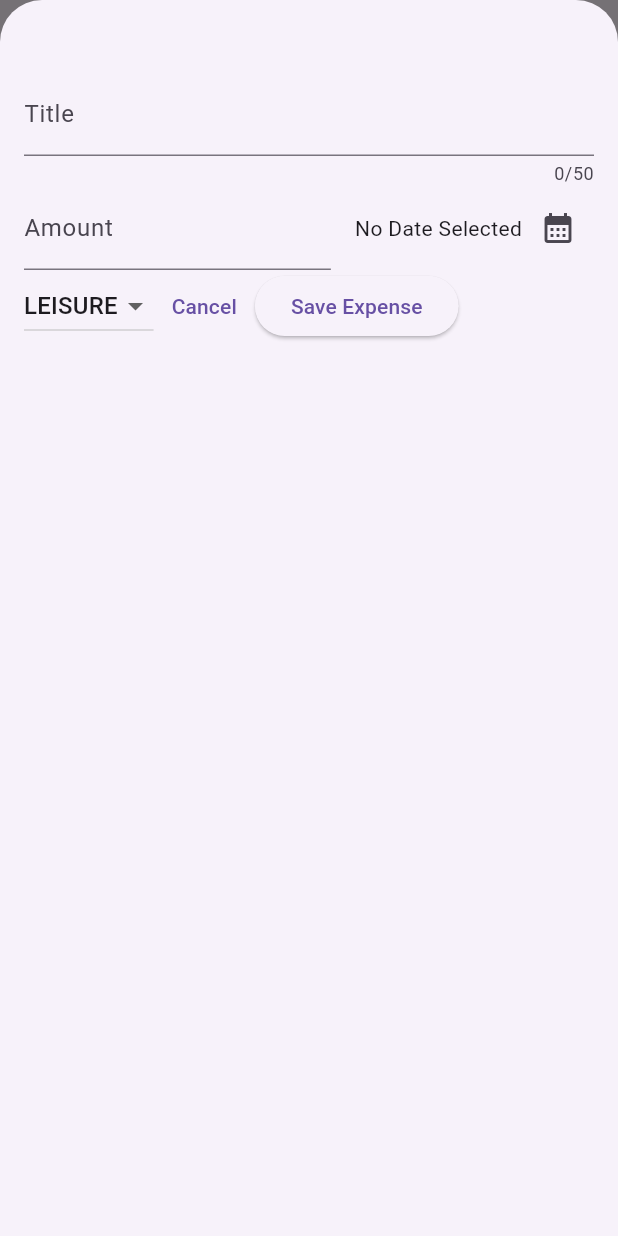
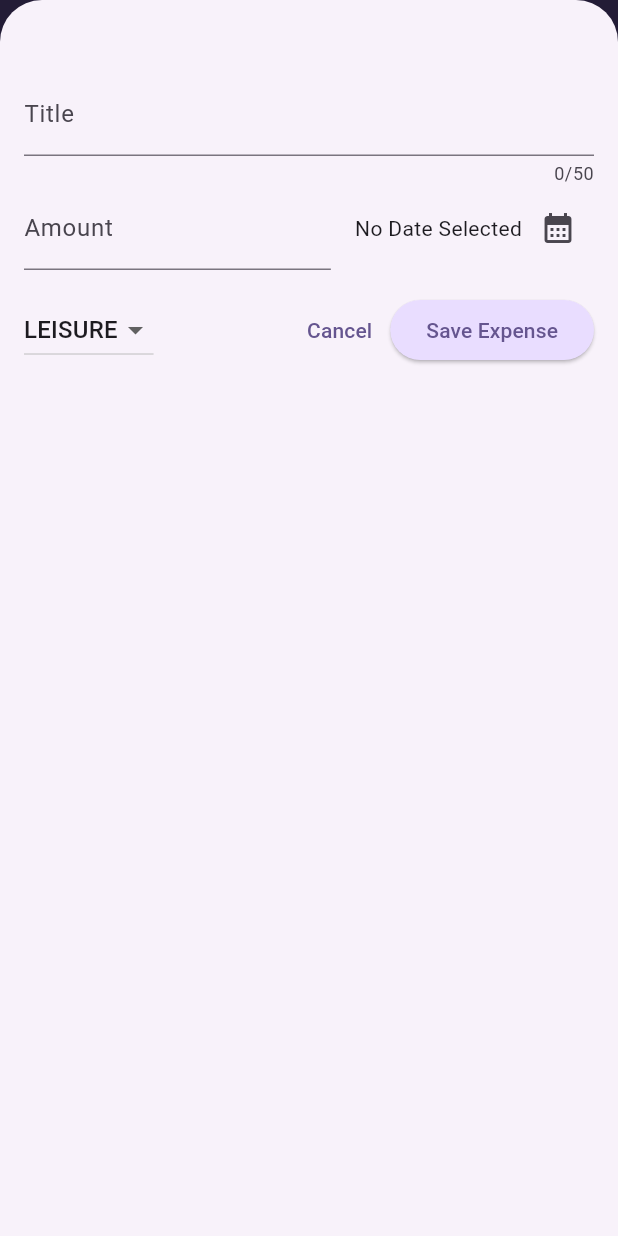
Before and after one commit to JoyChowdhury12/Expense-Manager-App, a Flutter app: the screen it shows after launch, after a tap on the "add" icon, on a phone screen of 412 x 824 dp. Run offline on Flutter 3.47's test engine with Material 3 defaults, Android fonts, the phone set to English and light mode, and no system bars.

Commit message:
Appiled Some themes in the main file

```diff
--- a/lib/main.dart
+++ b/lib/main.dart
@@ -2,11 +2,30 @@ import 'package:expense_manager/screens/expense_screen.dart';
 import 'package:flutter/cupertino.dart';
 import 'package:flutter/material.dart';
 
+var kColourScheme =
+    ColorScheme.fromSeed(seedColor: Color.fromARGB(255, 96, 59, 181));
+
 void main() {
   runApp(MaterialApp(
-    theme: ThemeData(
-      useMaterial3: true,
-    ),
+    theme: ThemeData().copyWith(
+        useMaterial3: true,
+        colorScheme: kColourScheme,
+        appBarTheme: AppBarTheme().copyWith(
+            backgroundColor: kColourScheme.onPrimaryContainer,
+            foregroundColor: kColourScheme.onPrimary),
+        cardTheme: CardTheme().copyWith(
+            color: kColourScheme.secondaryContainer,
+            margin: EdgeInsets.symmetric(vertical: 8, horizontal: 16)),
+        elevatedButtonTheme: ElevatedButtonThemeData(
+          style: ElevatedButton.styleFrom(
+            backgroundColor: kColourScheme.primaryContainer,
+          ),
+        ),
+        textTheme: ThemeData().textTheme.copyWith(
+            titleLarge: TextStyle(
+                fontWeight: FontWeight.bold,
+                color: kColourScheme.onSecondaryContainer,
+                fontSize: 16))),
     home: ExpenseScreen(),
   ));
 }
--- a/lib/screens/expense_screen.dart
+++ b/lib/screens/expense_screen.dart
@@ -1,5 +1,4 @@
 import 'package:flutter/material.dart';
-
 import '../enums/category_enums.dart';
 import '../models/expense.dart';
 import '../widgets/expense_list.dart';
@@ -50,6 +49,7 @@ class _ExpenseScreenState extends State<ExpenseScreen> {
     setState(() {
       _registeredExpenses.remove(expense);
     });
+    ScaffoldMessenger.of(context).clearSnackBars();
     ScaffoldMessenger.of(context).showSnackBar(
       SnackBar(
         duration: Duration(seconds: 3),
--- a/lib/screens/new_expense.dart
+++ b/lib/screens/new_expense.dart
@@ -85,7 +85,10 @@ class _NewExpenseState extends State<NewExpense> {
             maxLength: 50,
             decoration: InputDecoration(label: Text("Title")),
           ),
+          const SizedBox(width: 16),
           Row(
+            mainAxisAlignment: MainAxisAlignment.end,
+            crossAxisAlignment: CrossAxisAlignment.center,
             children: [
               Expanded(
                 child: TextField(
@@ -95,9 +98,7 @@ class _NewExpenseState extends State<NewExpense> {
                       InputDecoration(prefixText: "\$", label: Text("Amount")),
                 ),
               ),
-              SizedBox(
-                width: 16,
-              ),
+              SizedBox(width: 16),
               Text(_selectedDate == null
                   ? "No Date Selected"
                   : formatter.format(_selectedDate!)),
@@ -105,6 +106,9 @@ class _NewExpenseState extends State<NewExpense> {
                   onPressed: _presentDatePicker,
                   icon: Icon(Icons.calendar_month))
             ],
+          ),
+          const SizedBox(
+            height: 16,
           ),
           Row(
             children: [
@@ -124,6 +128,7 @@ class _NewExpenseState extends State<NewExpense> {
                   });
                 },
               ),
+              const Spacer(),
               TextButton(
                   onPressed: () {
                     Navigator.pop(context);
--- a/lib/widgets/expense_list_item.dart
+++ b/lib/widgets/expense_list_item.dart
@@ -11,8 +11,9 @@ class ExpenseListItem extends StatelessWidget {
       child: Padding(
         padding: EdgeInsets.symmetric(horizontal: 20, vertical: 16),
         child: Column(
+          crossAxisAlignment: CrossAxisAlignment.start,
           children: [
-            Text(expense.title),
+            Text(expense.title, style: Theme.of(context).textTheme.titleLarge),
             SizedBox(
               height: 5,
             ),
```
